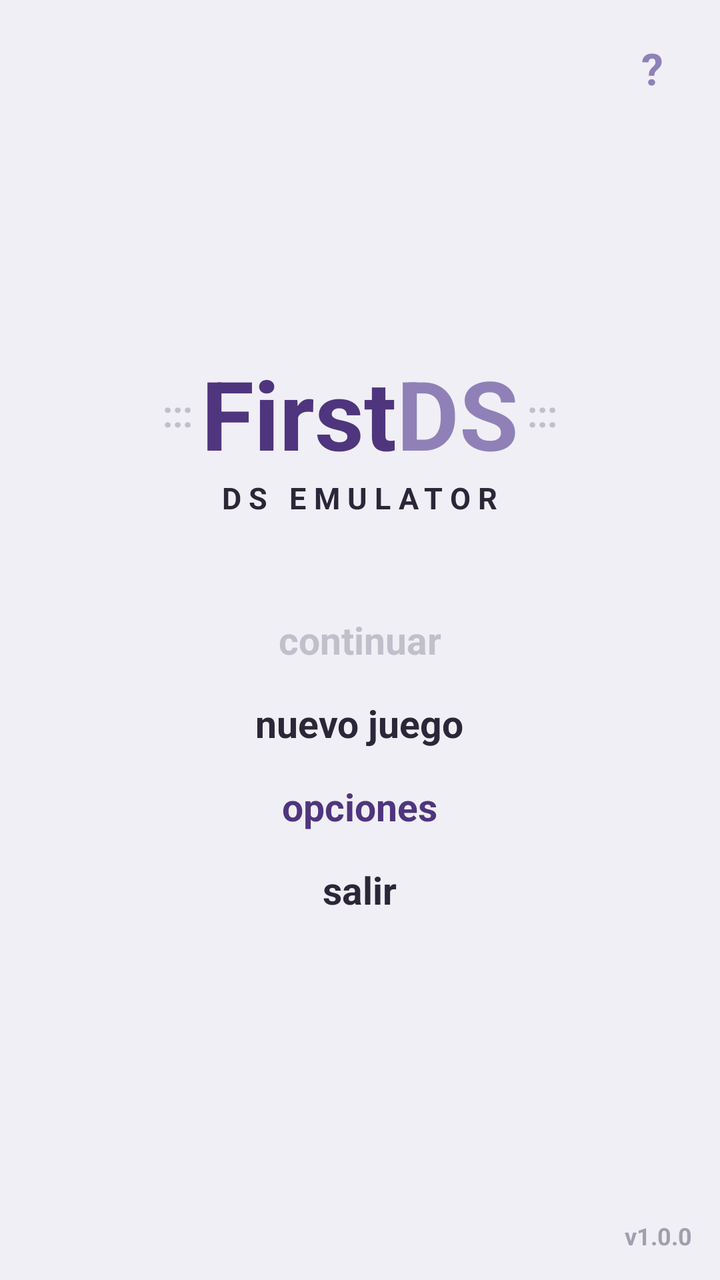
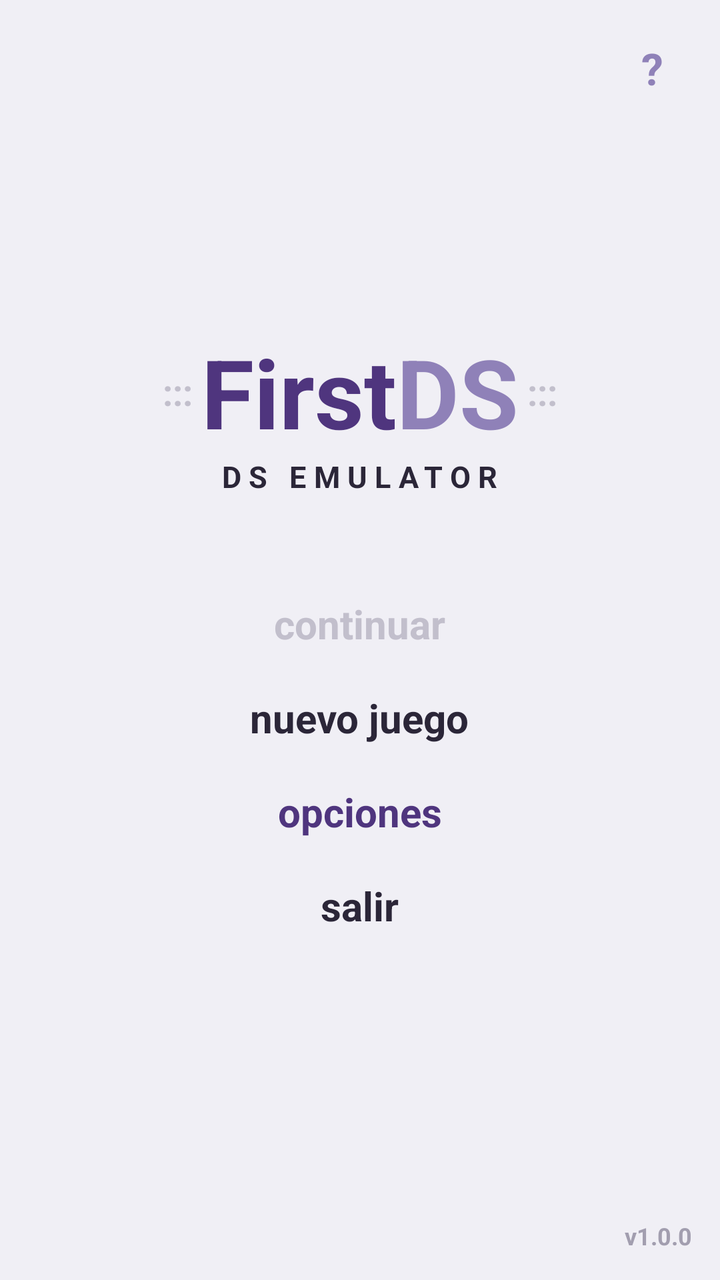

Compare the two renders of this Android layout. The source of the first and the diff that turns it into the second are given below.
<!-- AndroidManifest.xml: application theme Theme.AppCompat.NoActionBar -->
<!-- res/layout/activity_main.xml -->
<?xml version="1.0" encoding="utf-8"?>
<RelativeLayout xmlns:android="http://schemas.android.com/apk/res/android"
    android:layout_width="match_parent"
    android:layout_height="match_parent"
    android:background="#F0EFF5">

    
    <LinearLayout
        android:layout_width="wrap_content"
        android:layout_height="wrap_content"
        android:layout_alignParentTop="true"
        android:layout_alignParentEnd="true"
        android:layout_margin="16dp"
        android:orientation="horizontal">

        <TextView
            android:id="@+id/btn_top_help"
            android:layout_width="36dp"
            android:layout_height="36dp"
            android:gravity="center"
            android:text="?"
            android:textColor="#8F81B8"
            android:textSize="22sp"
            android:textStyle="bold" />
    </LinearLayout>

    
    <LinearLayout
        android:id="@+id/layout_logo"
        android:layout_width="wrap_content"
        android:layout_height="wrap_content"
        android:layout_centerInParent="true"
        android:gravity="center"
        android:orientation="vertical">

        
        <LinearLayout
            android:layout_width="wrap_content"
            android:layout_height="wrap_content"
            android:gravity="center_vertical"
            android:orientation="horizontal">

            <TextView
                android:layout_width="wrap_content"
                android:layout_height="wrap_content"
                android:text="::: "
                android:textColor="#C2BFCC"
                android:textSize="18sp"
                android:textStyle="bold" />

            
            <TextView
                android:layout_width="wrap_content"
                android:layout_height="wrap_content"
                android:text="First"
                android:textColor="#4F357E"
                android:textSize="48sp"
                android:textStyle="bold" />

            
            <TextView
                android:layout_width="wrap_content"
                android:layout_height="wrap_content"
                android:text="DS"
                android:textColor="#8F81B8"
                android:textSize="48sp"
                android:textStyle="bold" />

            <TextView
                android:layout_width="wrap_content"
                android:layout_height="wrap_content"
                android:text=" :::"
                android:textColor="#C2BFCC"
                android:textSize="18sp"
                android:textStyle="bold" />
        </LinearLayout>

        
        <TextView
            android:layout_width="wrap_content"
            android:layout_height="wrap_content"
            android:letterSpacing="0.25"
            android:text="DS EMULATOR"
            android:textColor="#2B2638"
            android:textSize="15sp"
            android:textStyle="bold" />

        
        <View
            android:layout_width="1dp"
            android:layout_height="40dp" />

        
        <TextView
            android:id="@+id/btn_menu_continue"
            android:layout_width="wrap_content"
            android:layout_height="wrap_content"
            android:padding="8dp"
            android:text="continuar"
            android:textColor="#C2BFCC"
            android:textSize="19sp"
            android:textStyle="bold" />

        <TextView
            android:id="@+id/btn_menu_new_game"
            android:layout_width="wrap_content"
            android:layout_height="wrap_content"
            android:padding="8dp"
            android:text="nuevo juego"
            android:textColor="#2B2638"
            android:textSize="19sp"
            android:textStyle="bold" />

        <TextView
            android:id="@+id/btn_menu_options"
            android:layout_width="wrap_content"
            android:layout_height="wrap_content"
            android:padding="8dp"
            android:text="opciones"
            android:textColor="#4F357E"
            android:textSize="19sp"
            android:textStyle="bold" />

        <TextView
            android:id="@+id/btn_menu_exit"
            android:layout_width="wrap_content"
            android:layout_height="wrap_content"
            android:padding="8dp"
            android:text="salir"
            android:textColor="#2B2638"
            android:textSize="19sp"
            android:textStyle="bold" />
    </LinearLayout>

    
    <TextView
        android:id="@+id/txt_version"
        android:layout_width="wrap_content"
        android:layout_height="wrap_content"
        android:layout_alignParentEnd="true"
        android:layout_alignParentBottom="true"
        android:layout_margin="14dp"
        android:text="v1.0.0"
        android:textColor="#A29EAF"
        android:textSize="12sp"
        android:textStyle="bold" />

</RelativeLayout>
<!-- resources referenced by this layout -->
<resources>

</resources>

<!-- the commit's change to res/layout/activity_main.xml (unified diff, before → after) -->
@@ -1,148 +1,327 @@
 <?xml version="1.0" encoding="utf-8"?>
-<RelativeLayout xmlns:android="http://schemas.android.com/apk/res/android"
+<FrameLayout xmlns:android="http://schemas.android.com/apk/res/android"
     android:layout_width="match_parent"
     android:layout_height="match_parent"
-    android:background="#F0EFF5">
+    android:background="#000000">
 
     
-    <LinearLayout
-        android:layout_width="wrap_content"
-        android:layout_height="wrap_content"
-        android:layout_alignParentTop="true"
-        android:layout_alignParentEnd="true"
-        android:layout_margin="16dp"
-        android:orientation="horizontal">
-
-        <TextView
-            android:id="@+id/btn_top_help"
-            android:layout_width="36dp"
-            android:layout_height="36dp"
-            android:gravity="center"
-            android:text="?"
-            android:textColor="#8F81B8"
-            android:textSize="22sp"
-            android:textStyle="bold" />
-    </LinearLayout>
-
-    
-    <LinearLayout
-        android:id="@+id/layout_logo"
-        android:layout_width="wrap_content"
-        android:layout_height="wrap_content"
-        android:layout_centerInParent="true"
-        android:gravity="center"
-        android:orientation="vertical">
+    <RelativeLayout
+        android:id="@+id/layout_emulator"
+        android:layout_width="match_parent"
+        android:layout_height="match_parent"
+        android:visibility="gone">
+
+        
+        <LinearLayout
+            android:id="@+id/screens_container"
+            android:layout_width="match_parent"
+            android:layout_height="wrap_content"
+            android:layout_alignParentTop="true"
+            android:orientation="vertical">
+
+            <android.opengl.GLSurfaceView
+                android:id="@+id/gl_screen_top"
+                android:layout_width="match_parent"
+                android:layout_height="220dp"
+                android:layout_margin="2dp" />
+
+            <android.opengl.GLSurfaceView
+                android:id="@+id/gl_screen_bottom"
+                android:layout_width="match_parent"
+                android:layout_height="220dp"
+                android:layout_margin="2dp" />
+        </LinearLayout>
+
+        
+        <Button
+            android:id="@+id/btn_l"
+            android:layout_width="75dp"
+            android:layout_height="40dp"
+            android:layout_below="@id/screens_container"
+            android:layout_alignParentStart="true"
+            android:layout_marginStart="16dp"
+            android:layout_marginTop="8dp"
+            android:text="L"
+            android:textColor="#FFFFFF"
+            android:backgroundTint="#33FFFFFF" />
+
+        <Button
+            android:id="@+id/btn_r"
+            android:layout_width="75dp"
+            android:layout_height="40dp"
+            android:layout_below="@id/screens_container"
+            android:layout_alignParentEnd="true"
+            android:layout_marginEnd="16dp"
+            android:layout_marginTop="8dp"
+            android:text="R"
+            android:textColor="#FFFFFF"
+            android:backgroundTint="#33FFFFFF" />
+
+        
+        <RelativeLayout
+            android:id="@+id/dpad_layout"
+            android:layout_width="140dp"
+            android:layout_height="140dp"
+            android:layout_alignParentStart="true"
+            android:layout_alignParentBottom="true"
+            android:layout_marginStart="16dp"
+            android:layout_marginBottom="40dp">
+
+            <Button
+                android:id="@+id/btn_up"
+                android:layout_width="45dp"
+                android:layout_height="45dp"
+                android:layout_centerHorizontal="true"
+                android:layout_alignParentTop="true"
+                android:backgroundTint="#44FFFFFF" />
+
+            <Button
+                android:id="@+id/btn_down"
+                android:layout_width="45dp"
+                android:layout_height="45dp"
+                android:layout_centerHorizontal="true"
+                android:layout_alignParentBottom="true"
+                android:backgroundTint="#44FFFFFF" />
+
+            <Button
+                android:id="@+id/btn_left"
+                android:layout_width="45dp"
+                android:layout_height="45dp"
+                android:layout_centerVertical="true"
+                android:layout_alignParentStart="true"
+                android:backgroundTint="#44FFFFFF" />
+
+            <Button
+                android:id="@+id/btn_right"
+                android:layout_width="45dp"
+                android:layout_height="45dp"
+                android:layout_centerVertical="true"
+                android:layout_alignParentEnd="true"
+                android:backgroundTint="#44FFFFFF" />
+        </RelativeLayout>
+
+        
+        <RelativeLayout
+            android:id="@+id/action_buttons_layout"
+            android:layout_width="140dp"
+            android:layout_height="140dp"
+            android:layout_alignParentEnd="true"
+            android:layout_alignParentBottom="true"
+            android:layout_marginEnd="16dp"
+            android:layout_marginBottom="40dp">
+
+            <Button
+                android:id="@+id/btn_x"
+                android:layout_width="45dp"
+                android:layout_height="45dp"
+                android:layout_centerHorizontal="true"
+                android:layout_alignParentTop="true"
+                android:text="X"
+                android:textColor="#8F81B8"
+                android:textStyle="bold"
+                android:backgroundTint="#44FFFFFF" />
+
+            <Button
+                android:id="@+id/btn_b"
+                android:layout_width="45dp"
+                android:layout_height="45dp"
+                android:layout_centerHorizontal="true"
+                android:layout_alignParentBottom="true"
+                android:text="B"
+                android:textColor="#4F357E"
+                android:textStyle="bold"
+                android:backgroundTint="#44FFFFFF" />
+
+            <Button
+                android:id="@+id/btn_y"
+                android:layout_width="45dp"
+                android:layout_height="45dp"
+                android:layout_centerVertical="true"
+                android:layout_alignParentStart="true"
+                android:text="Y"
+                android:textColor="#8F81B8"
+                android:textStyle="bold"
+                android:backgroundTint="#44FFFFFF" />
+
+            <Button
+                android:id="@+id/btn_a"
+                android:layout_width="45dp"
+                android:layout_height="45dp"
+                android:layout_centerVertical="true"
+                android:layout_alignParentEnd="true"
+                android:text="A"
+                android:textColor="#4F357E"
+                android:textStyle="bold"
+                android:backgroundTint="#44FFFFFF" />
+        </RelativeLayout>
 
         
         <LinearLayout
             android:layout_width="wrap_content"
             android:layout_height="wrap_content"
-            android:gravity="center_vertical"
+            android:layout_alignParentBottom="true"
+            android:layout_centerHorizontal="true"
+            android:layout_marginBottom="12dp"
             android:orientation="horizontal">
 
-            <TextView
-                android:layout_width="wrap_content"
-                android:layout_height="wrap_content"
-                android:text="::: "
+            <Button
+                android:id="@+id/btn_select"
+                android:layout_width="70dp"
+                android:layout_height="34dp"
+                android:layout_marginEnd="12dp"
+                android:text="SELECT"
+                android:textSize="9sp"
+                android:textColor="#FFFFFF"
+                android:backgroundTint="#33FFFFFF" />
+
+            <Button
+                android:id="@+id/btn_start"
+                android:layout_width="70dp"
+                android:layout_height="34dp"
+                android:text="START"
+                android:textSize="9sp"
+                android:textColor="#FFFFFF"
+                android:backgroundTint="#33FFFFFF" />
+        </LinearLayout>
+    </RelativeLayout>
+
+    
+    <RelativeLayout
+        android:id="@+id/layout_main_menu"
+        android:layout_width="match_parent"
+        android:layout_height="match_parent"
+        android:background="#F0EFF5"
+        android:clickable="true"
+        android:focusable="true">
+
+        <LinearLayout
+            android:layout_width="wrap_content"
+            android:layout_height="wrap_content"
+            android:layout_alignParentTop="true"
+            android:layout_alignParentEnd="true"
+            android:layout_margin="16dp">
+
+            <TextView
+                android:id="@+id/btn_top_help"
+                android:layout_width="36dp"
+                android:layout_height="36dp"
+                android:gravity="center"
+                android:text="?"
+                android:textColor="#8F81B8"
+                android:textSize="22sp"
+                android:textStyle="bold" />
+        </LinearLayout>
+
+        <LinearLayout
+            android:layout_width="wrap_content"
+            android:layout_height="wrap_content"
+            android:layout_centerInParent="true"
+            android:gravity="center"
+            android:orientation="vertical">
+
+            <LinearLayout
+                android:layout_width="wrap_content"
+                android:layout_height="wrap_content"
+                android:gravity="center_vertical"
+                android:orientation="horizontal">
+
+                <TextView
+                    android:layout_width="wrap_content"
+                    android:layout_height="wrap_content"
+                    android:text="::: "
+                    android:textColor="#C2BFCC"
+                    android:textSize="18sp"
+                    android:textStyle="bold" />
+
+                <TextView
+                    android:layout_width="wrap_content"
+                    android:layout_height="wrap_content"
+                    android:text="First"
+                    android:textColor="#4F357E"
+                    android:textSize="48sp"
+                    android:textStyle="bold" />
+
+                <TextView
+                    android:layout_width="wrap_content"
+                    android:layout_height="wrap_content"
+                    android:text="DS"
+                    android:textColor="#8F81B8"
+                    android:textSize="48sp"
+                    android:textStyle="bold" />
+
+                <TextView
+                    android:layout_width="wrap_content"
+                    android:layout_height="wrap_content"
+                    android:text=" :::"
+                    android:textColor="#C2BFCC"
+                    android:textSize="18sp"
+                    android:textStyle="bold" />
+            </LinearLayout>
+
+            <TextView
+                android:layout_width="wrap_content"
+                android:layout_height="wrap_content"
+                android:letterSpacing="0.25"
+                android:text="DS EMULATOR"
+                android:textColor="#2B2638"
+                android:textSize="15sp"
+                android:textStyle="bold" />
+
+            <View
+                android:layout_width="1dp"
+                android:layout_height="40dp" />
+
+            <TextView
+                android:id="@+id/btn_menu_continue"
+                android:layout_width="wrap_content"
+                android:layout_height="wrap_content"
+                android:padding="10dp"
+                android:text="continuar"
                 android:textColor="#C2BFCC"
-                android:textSize="18sp"
-                android:textStyle="bold" />
-
-            
-            <TextView
-                android:layout_width="wrap_content"
-                android:layout_height="wrap_content"
-                android:text="First"
+                android:textSize="20sp"
+                android:textStyle="bold" />
+
+            <TextView
+                android:id="@+id/btn_menu_new_game"
+                android:layout_width="wrap_content"
+                android:layout_height="wrap_content"
+                android:padding="10dp"
+                android:text="nuevo juego"
+                android:textColor="#2B2638"
+                android:textSize="20sp"
+                android:textStyle="bold" />
+
+            <TextView
+                android:id="@+id/btn_menu_options"
+                android:layout_width="wrap_content"
+                android:layout_height="wrap_content"
+                android:padding="10dp"
+                android:text="opciones"
                 android:textColor="#4F357E"
-                android:textSize="48sp"
-                android:textStyle="bold" />
-
-            
-            <TextView
-                android:layout_width="wrap_content"
-                android:layout_height="wrap_content"
-                android:text="DS"
-                android:textColor="#8F81B8"
-                android:textSize="48sp"
-                android:textStyle="bold" />
-
-            <TextView
-                android:layout_width="wrap_content"
-                android:layout_height="wrap_content"
-                android:text=" :::"
-                android:textColor="#C2BFCC"
-                android:textSize="18sp"
+                android:textSize="20sp"
+                android:textStyle="bold" />
+
+            <TextView
+                android:id="@+id/btn_menu_exit"
+                android:layout_width="wrap_content"
+                android:layout_height="wrap_content"
+                android:padding="10dp"
+                android:text="salir"
+                android:textColor="#2B2638"
+                android:textSize="20sp"
                 android:textStyle="bold" />
         </LinearLayout>
 
-        
         <TextView
             android:layout_width="wrap_content"
             android:layout_height="wrap_content"
-            android:letterSpacing="0.25"
-            android:text="DS EMULATOR"
-            android:textColor="#2B2638"
-            android:textSize="15sp"
+            android:layout_alignParentEnd="true"
+            android:layout_alignParentBottom="true"
+            android:layout_margin="14dp"
+            android:text="v1.0.0"
+            android:textColor="#A29EAF"
+            android:textSize="12sp"
             android:textStyle="bold" />
-
-        
-        <View
-            android:layout_width="1dp"
-            android:layout_height="40dp" />
-
-        
-        <TextView
-            android:id="@+id/btn_menu_continue"
-            android:layout_width="wrap_content"
-            android:layout_height="wrap_content"
-            android:padding="8dp"
-            android:text="continuar"
-            android:textColor="#C2BFCC"
-            android:textSize="19sp"
-            android:textStyle="bold" />
-
-        <TextView
-            android:id="@+id/btn_menu_new_game"
-            android:layout_width="wrap_content"
-            android:layout_height="wrap_content"
-            android:padding="8dp"
-            android:text="nuevo juego"
-            android:textColor="#2B2638"
-            android:textSize="19sp"
-            android:textStyle="bold" />
-
-        <TextView
-            android:id="@+id/btn_menu_options"
-            android:layout_width="wrap_content"
-            android:layout_height="wrap_content"
-            android:padding="8dp"
-            android:text="opciones"
-            android:textColor="#4F357E"
-            android:textSize="19sp"
-            android:textStyle="bold" />
-
-        <TextView
-            android:id="@+id/btn_menu_exit"
-            android:layout_width="wrap_content"
-            android:layout_height="wrap_content"
-            android:padding="8dp"
-            android:text="salir"
-            android:textColor="#2B2638"
-            android:textSize="19sp"
-            android:textStyle="bold" />
-    </LinearLayout>
-
-    
-    <TextView
-        android:id="@+id/txt_version"
-        android:layout_width="wrap_content"
-        android:layout_height="wrap_content"
-        android:layout_alignParentEnd="true"
-        android:layout_alignParentBottom="true"
-        android:layout_margin="14dp"
-        android:text="v1.0.0"
-        android:textColor="#A29EAF"
-        android:textSize="12sp"
-        android:textStyle="bold" />
-
-</RelativeLayout>
+    </RelativeLayout>
+
+</FrameLayout>
